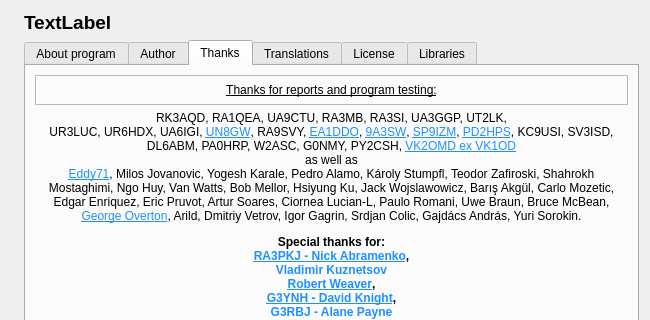
First picture: the form in about.ui, repository radioacoustick/Coil64, before the edit; both pictures show x 0 to 650 and y 0 to 320 of the 650 by 469 pixel window.
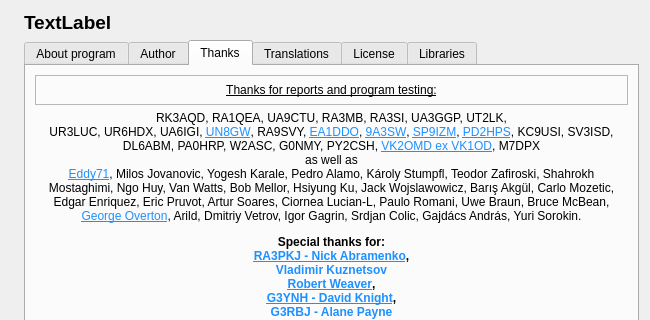
Second picture: the form after the edit. Icons and pictures are not drawn.

What changed in the file:
```diff
--- a/about.ui
+++ b/about.ui
@@ -439,7 +439,7 @@
               </font>
              </property>
              <property name="text">
-              <string notr="true">&lt;html&gt;&lt;head&gt;&lt;head/&gt;&lt;body&gt;&lt;p align=&quot;center&quot;&gt;RK3AQD, RA1QEA, UA9CTU, RA3MB, RA3SI, UA3GGP, UT2LK,&lt;br/&gt;UR3LUC, UR6HDX, UA6IGI, &lt;a href=&quot;http://un8gv.my1.ru/&quot;&gt;&lt;span style=&quot;text-decoration: underline; color:DodgerBlue;&quot;&gt;UN8GW&lt;/span&gt;&lt;/a&gt;, RA9SVY, &lt;a href=&quot;http://ea1ddo.es/&quot;&gt;&lt;span style=&quot;text-decoration: underline; color:DodgerBlue;&quot;&gt;EA1DDO&lt;/span&gt;&lt;/a&gt;, &lt;a href=&quot;http://www.qrz.com/db/9A3SW&quot;&gt;&lt;span style=&quot;text-decoration: underline; color:DodgerBlue;&quot;&gt;9A3SW&lt;/span&gt;&lt;/a&gt;, &lt;a href=&quot;http://qrz.pl/callbook.asp?f_domena=sp9izm&quot;&gt;&lt;span style=&quot;text-decoration: underline; color:DodgerBlue;&quot;&gt;SP9IZM&lt;/span&gt;&lt;/a&gt;, &lt;a href=&quot;https://www.qrz.com/db/PD2HPS&quot;&gt;&lt;span style=&quot;text-decoration: underline; color:DodgerBlue;&quot;&gt;PD2HPS&lt;/span&gt;&lt;/a&gt;, KC9USI, SV3ISD, DL6ABM, PA0HRP, W2ASC, G0NMY, PY2CSH, &lt;a href=&quot;https://www.owenduffy.net/index.htm&quot;&gt;&lt;span style=&quot;text-decoration: underline; color:DodgerBlue;&quot;&gt;VK2OMD ex VK1OD&lt;/span&gt;&lt;/a&gt;&lt;br/&gt;as well as&lt;br/&gt;&lt;a href=&quot;http://www.eddy.com.ua/&quot;&gt;&lt;span style=&quot;text-decoration: underline; color:DodgerBlue;&quot;&gt;Eddy71&lt;/span&gt;&lt;/a&gt;, Milos Jovanovic, Yogesh Karale, Pedro Alamo, Károly Stumpfl, Teodor Zafiroski, Shahrokh Mostaghimi, Ngo Huy, Van Watts, Bob Mellor, Hsiyung Ku, Jack Wojslawowicz, Barış Akgül, Carlo Mozetic, Edgar Enriquez, Eric Pruvot, Artur Soares, Ciornea Lucian-L, Paulo Romani, Uwe Braun, Bruce McBean, &lt;a href=&quot;https://www.geotech1.com/forums/forum.php&quot;&gt;&lt;span style=&quot;text-decoration: underline; color:DodgerBlue;&quot;&gt;George Overton&lt;/span&gt;&lt;/a&gt;, Arild, Dmitriy Vetrov, Igor Gagrin, Srdjan Colic, Gajdács András, Yuri Sorokin.&lt;/p&gt;&lt;p align=&quot;center&quot;&gt;&lt;span style=&quot; font-weight:600;&quot;&gt;Special thanks for:&lt;br/&gt;&lt;/span&gt;&lt;a href=&quot;http://www.ra3pkj.ru/&quot;&gt;&lt;span style=&quot; font-weight:600; text-decoration: underline; color:DodgerBlue;&quot;&gt;RA3PKJ - Nick Abramenko&lt;/span&gt;&lt;/a&gt;&lt;span style=&quot; font-weight:600;&quot;&gt;,&lt;/span&gt;&lt;br/&gt;&lt;span style=&quot; font-weight:600; color:DodgerBlue;&quot;&gt;Vladimir Kuznetsov&lt;/span&gt;&lt;br/&gt;&lt;a href=&quot;http://electronbunker.ca/eb/index.html&quot;&gt;&lt;span style=&quot; font-weight:600; text-decoration: underline; color:DodgerBlue;&quot;&gt;Robert Weaver&lt;/span&gt;&lt;/a&gt;&lt;span style=&quot; font-weight:600;&quot;&gt;,&lt;br/&gt;&lt;/span&gt;&lt;a href=&quot;http://www.g3ynh.info/index.html&quot;&gt;&lt;span style=&quot; font-weight:600; text-decoration: underline; color:DodgerBlue;&quot;&gt;G3YNH - David Knight&lt;/span&gt;&lt;/a&gt;&lt;span style=&quot; font-weight:600;&quot;&gt;,&lt;br/&gt;&lt;/span&gt;&lt;span style=&quot; font-weight:600; color:DodgerBlue;&quot;&gt;G3RBJ - Alane Payne&lt;/span&gt;&lt;/p&gt;&lt;/body&gt;&lt;/html&gt;</string>
+              <string notr="true">&lt;html&gt;&lt;head&gt;&lt;head/&gt;&lt;body&gt;&lt;p align=&quot;center&quot;&gt;RK3AQD, RA1QEA, UA9CTU, RA3MB, RA3SI, UA3GGP, UT2LK,&lt;br/&gt;UR3LUC, UR6HDX, UA6IGI, &lt;a href=&quot;http://un8gv.my1.ru/&quot;&gt;&lt;span style=&quot;text-decoration: underline; color:DodgerBlue;&quot;&gt;UN8GW&lt;/span&gt;&lt;/a&gt;, RA9SVY, &lt;a href=&quot;http://ea1ddo.es/&quot;&gt;&lt;span style=&quot;text-decoration: underline; color:DodgerBlue;&quot;&gt;EA1DDO&lt;/span&gt;&lt;/a&gt;, &lt;a href=&quot;http://www.qrz.com/db/9A3SW&quot;&gt;&lt;span style=&quot;text-decoration: underline; color:DodgerBlue;&quot;&gt;9A3SW&lt;/span&gt;&lt;/a&gt;, &lt;a href=&quot;http://qrz.pl/callbook.asp?f_domena=sp9izm&quot;&gt;&lt;span style=&quot;text-decoration: underline; color:DodgerBlue;&quot;&gt;SP9IZM&lt;/span&gt;&lt;/a&gt;, &lt;a href=&quot;https://www.qrz.com/db/PD2HPS&quot;&gt;&lt;span style=&quot;text-decoration: underline; color:DodgerBlue;&quot;&gt;PD2HPS&lt;/span&gt;&lt;/a&gt;, KC9USI, SV3ISD, DL6ABM, PA0HRP, W2ASC, G0NMY, PY2CSH, &lt;a href=&quot;https://www.owenduffy.net/index.htm&quot;&gt;&lt;span style=&quot;text-decoration: underline; color:DodgerBlue;&quot;&gt;VK2OMD ex VK1OD&lt;/span&gt;&lt;/a&gt;, M7DPX&lt;br/&gt;as well as&lt;br/&gt;&lt;a href=&quot;http://www.eddy.com.ua/&quot;&gt;&lt;span style=&quot;text-decoration: underline; color:DodgerBlue;&quot;&gt;Eddy71&lt;/span&gt;&lt;/a&gt;, Milos Jovanovic, Yogesh Karale, Pedro Alamo, Károly Stumpfl, Teodor Zafiroski, Shahrokh Mostaghimi, Ngo Huy, Van Watts, Bob Mellor, Hsiyung Ku, Jack Wojslawowicz, Barış Akgül, Carlo Mozetic, Edgar Enriquez, Eric Pruvot, Artur Soares, Ciornea Lucian-L, Paulo Romani, Uwe Braun, Bruce McBean, &lt;a href=&quot;https://www.geotech1.com/forums/forum.php&quot;&gt;&lt;span style=&quot;text-decoration: underline; color:DodgerBlue;&quot;&gt;George Overton&lt;/span&gt;&lt;/a&gt;, Arild, Dmitriy Vetrov, Igor Gagrin, Srdjan Colic, Gajdács András, Yuri Sorokin.&lt;/p&gt;&lt;p align=&quot;center&quot;&gt;&lt;span style=&quot; font-weight:600;&quot;&gt;Special thanks for:&lt;br/&gt;&lt;/span&gt;&lt;a href=&quot;http://www.ra3pkj.ru/&quot;&gt;&lt;span style=&quot; font-weight:600; text-decoration: underline; color:DodgerBlue;&quot;&gt;RA3PKJ - Nick Abramenko&lt;/span&gt;&lt;/a&gt;&lt;span style=&quot; font-weight:600;&quot;&gt;,&lt;/span&gt;&lt;br/&gt;&lt;span style=&quot; font-weight:600; color:DodgerBlue;&quot;&gt;Vladimir Kuznetsov&lt;/span&gt;&lt;br/&gt;&lt;a href=&quot;http://electronbunker.ca/eb/index.html&quot;&gt;&lt;span style=&quot; font-weight:600; text-decoration: underline; color:DodgerBlue;&quot;&gt;Robert Weaver&lt;/span&gt;&lt;/a&gt;&lt;span style=&quot; font-weight:600;&quot;&gt;,&lt;br/&gt;&lt;/span&gt;&lt;a href=&quot;http://www.g3ynh.info/index.html&quot;&gt;&lt;span style=&quot; font-weight:600; text-decoration: underline; color:DodgerBlue;&quot;&gt;G3YNH - David Knight&lt;/span&gt;&lt;/a&gt;&lt;span style=&quot; font-weight:600;&quot;&gt;,&lt;br/&gt;&lt;/span&gt;&lt;span style=&quot; font-weight:600; color:DodgerBlue;&quot;&gt;G3RBJ - Alane Payne&lt;/span&gt;&lt;/p&gt;&lt;/body&gt;&lt;/html&gt;</string>
              </property>
              <property name="alignment">
               <set>Qt::AlignLeading|Qt::AlignLeft|Qt::AlignTop</set>
```
